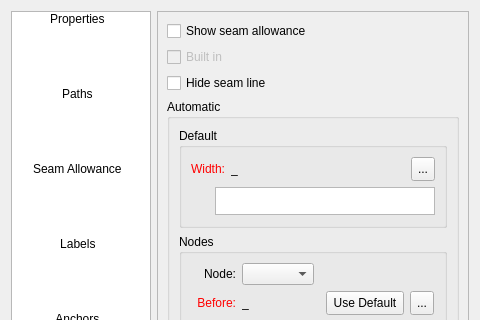
This is src/libs/vtools/dialogs/tools/piece/pattern_piece_dialog.ui in FashionFreedom/Seamly2D as Qt 5 draws it before an edit; both pictures show x 0 to 480 and y 0 to 320 of the 480 by 630 pixel window. The edited form follows.
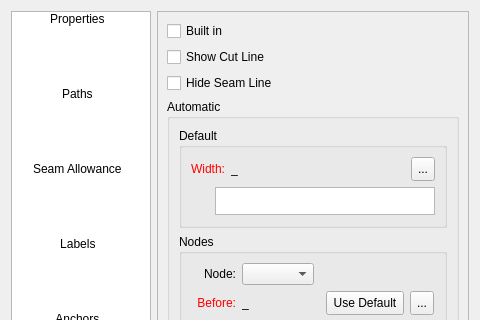
This is the edited form. The open tabs and pages were chosen to show the change. Icons and pictures are not drawn. Custom widgets are drawn as their Qt base class.

Commit message:
fix: seam allowance with zero width
fix: seam allowance with zero width

The edit to the form file:
```diff
--- a/src/libs/vtools/dialogs/tools/piece/pattern_piece_dialog.ui
+++ b/src/libs/vtools/dialogs/tools/piece/pattern_piece_dialog.ui
@@ -1258,25 +1258,10 @@
        </widget>
        <widget class="QWidget" name="seamAllowance_Page">
         <layout class="QVBoxLayout" name="verticalLayout_6">
-         <item>
-          <widget class="QCheckBox" name="seams_CheckBox">
-           <property name="font">
-            <font>
-             <pointsize>9</pointsize>
-            </font>
-           </property>
-           <property name="text">
-            <string>Show seam allowance</string>
-           </property>
-           <property name="checked">
-            <bool>false</bool>
-           </property>
-          </widget>
-         </item>
          <item>
           <widget class="QCheckBox" name="builtIn_CheckBox">
            <property name="enabled">
-            <bool>false</bool>
+            <bool>true</bool>
            </property>
            <property name="font">
             <font>
@@ -1291,6 +1276,21 @@
            </property>
           </widget>
          </item>
+         <item>
+          <widget class="QCheckBox" name="seams_CheckBox">
+           <property name="font">
+            <font>
+             <pointsize>9</pointsize>
+            </font>
+           </property>
+           <property name="text">
+            <string>Show Cut Line</string>
+           </property>
+           <property name="checked">
+            <bool>false</bool>
+           </property>
+          </widget>
+         </item>
          <item>
           <widget class="QCheckBox" name="hideSeamLine_CheckBox">
            <property name="font">
@@ -1302,7 +1302,7 @@
             <string>Hide the main path if the seam allowance is enabled</string>
            </property>
            <property name="text">
-            <string>Hide seam line</string>
+            <string>Hide Seam Line</string>
            </property>
           </widget>
          </item>
```
Left out of the diff: 4 changed lines with no effect on the pictures. The commit also changes 7 other files.
